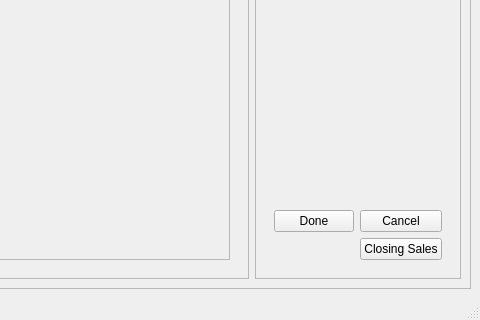
First picture: the form in src/main/python/ui_designs/salewindow.ui, repository JacksonRye/empireresturant, before the edit; both pictures show x 388 to 868 and y 300 to 620 of the 868 by 620 pixel window.
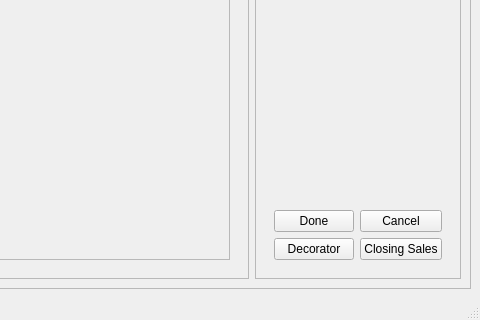
Second picture: the form after the edit.

Diff of the .ui file:
```diff
--- a/src/main/python/ui_designs/salewindow.ui
+++ b/src/main/python/ui_designs/salewindow.ui
@@ -203,6 +203,13 @@
                  </property>
                 </widget>
                </item>
+               <item row="1" column="0">
+                <widget class="QPushButton" name="pushButton">
+                 <property name="text">
+                  <string>Decorator</string>
+                 </property>
+                </widget>
+               </item>
               </layout>
              </item>
             </layout>
```
